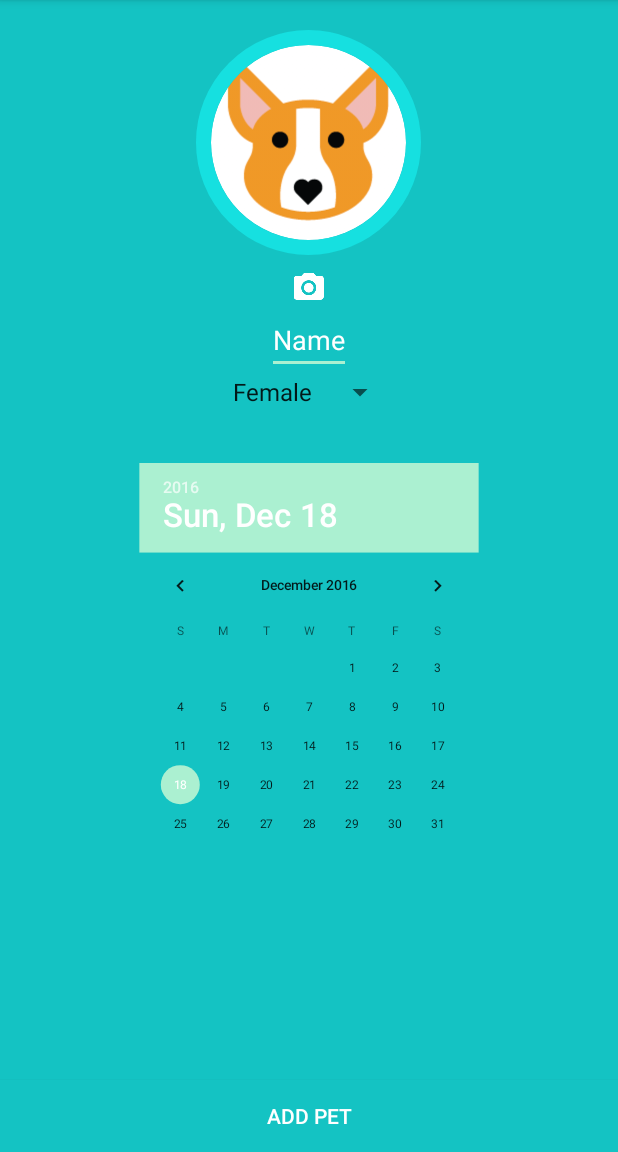
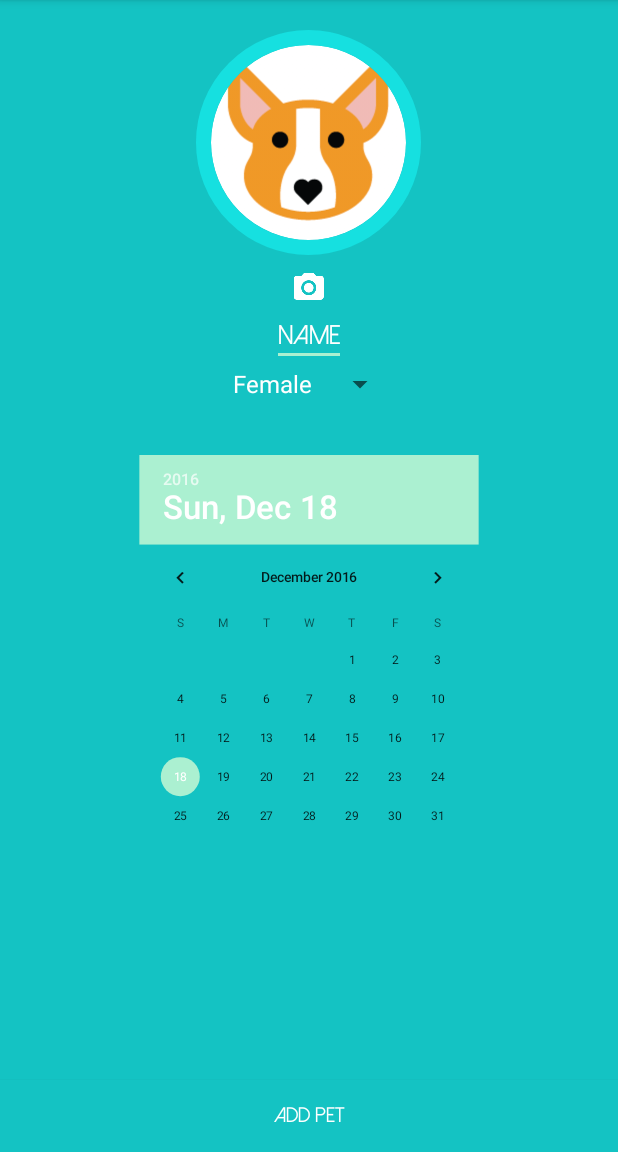
Before and after one commit to joannasaerom/Keepet, an Android app: the NewPetActivity screen opened directly, with no data from a screen before it, on a phone screen of 412 x 824 dp, the part 84-1236 px from its top. Run offline under Robolectric (Android 15) with nearby library versions, the phone set to English and light mode, and no system bars; our stand-ins replace ButterKnife, Firebase (no records; nobody signed in at launch, a user with empty details on screens opened directly); libraries missing offline, so code that uses them is left out: com.mikhaellopez.circularimageview; plain views replace CircularImageView.

Commit message:
Change color of text and background for spinners and overflow menu

```diff
--- a/app/src/main/java/com/epicodus/pettracker/ui/NewPetActivity.java
+++ b/app/src/main/java/com/epicodus/pettracker/ui/NewPetActivity.java
@@ -3,6 +3,7 @@ package com.epicodus.pettracker.ui;
 import android.content.Intent;
 import android.content.res.Resources;
 import android.graphics.Bitmap;
+import android.graphics.Typeface;
 import android.provider.MediaStore;
 import android.support.v7.app.AppCompatActivity;
 import android.os.Bundle;
@@ -61,6 +62,10 @@ public class NewPetActivity extends AppCompatActivity implements View.OnClickLis
         gender = res.getStringArray(R.array.gender);
         ArrayAdapter<String> mAdapter = new ArrayAdapter<String>(NewPetActivity.this, android.R.layout.simple_spinner_item, gender);
         mGender.setAdapter(mAdapter);
+
+        Typeface rampung = Typeface.createFromAsset(getAssets(), "fonts/theboldfont.ttf");
+        mPetName.setTypeface(rampung);
+        mAddPet.setTypeface(rampung);
 
     }
 
--- a/app/src/main/res/layout/activity_new_pet.xml
+++ b/app/src/main/res/layout/activity_new_pet.xml
@@ -46,6 +46,7 @@
         android:layout_height="wrap_content"
         android:id="@+id/gender"
         android:layout_below="@+id/petName"
+        android:popupBackground="@color/colorBackground"
         android:layout_centerHorizontal="true"
        />
 
--- a/app/src/main/res/values/styles.xml
+++ b/app/src/main/res/values/styles.xml
@@ -6,6 +6,8 @@
         <item name="colorPrimary">@color/colorPrimary</item>
         <item name="colorPrimaryDark">@color/colorPrimaryDark</item>
         <item name="colorAccent">@color/colorAccent</item>
+        <item name="android:itemBackground">@color/colorBackground</item>
+        <item name="android:textColor">@color/colorText</item>
     </style>
 
     <style name="AppTheme.NoActionBar">
```
